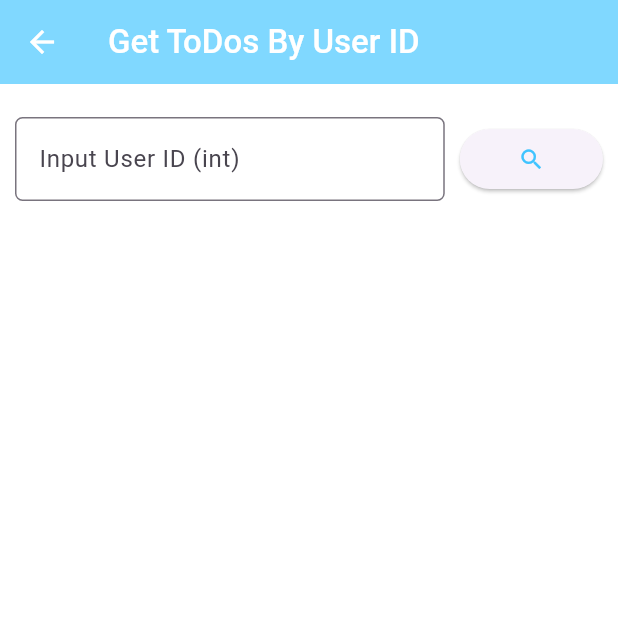
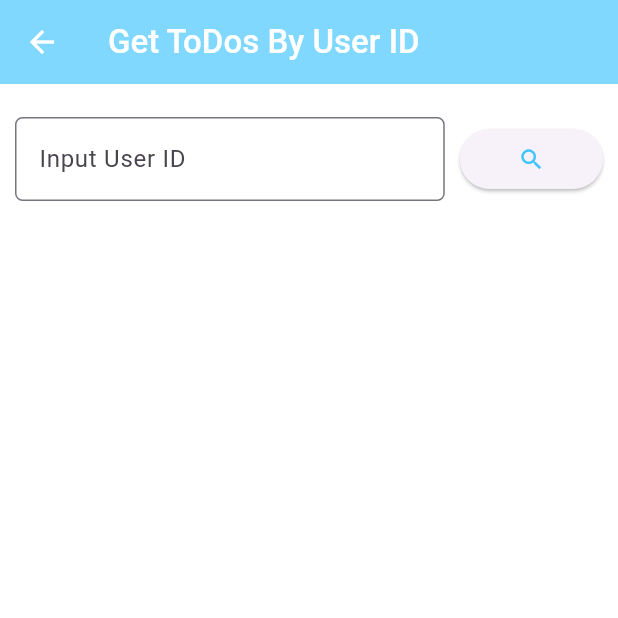
Before and after one commit to Virakyuth-PK/todos_dummyjson, a Flutter app: the GetByUserId screen opened directly, on a phone screen of 412 x 824 dp, the top half of it. Run offline on Flutter 3.47's test engine with Material 3 defaults, Android fonts, the phone set to English and light mode, and no system bars; our stand-ins replace flutter_svg; network calls fail.

Commit message:
apk release

```diff
--- a/lib/get_by_id.dart
+++ b/lib/get_by_id.dart
@@ -1,7 +1,6 @@
 import 'dart:convert';
 
 import 'package:flutter/material.dart';
-import 'package:todo_dummy/initail_design.dart';
 import 'package:todo_dummy/model/todo_model.dart';
 import 'package:todo_dummy/screen_detail.dart';
 import 'package:todo_dummy/todo_task.dart';
@@ -185,13 +184,16 @@ class _GetByUserIdState extends State<GetByUserId> {
         foregroundColor: Colors.white,
         backgroundColor: Colors.lightBlueAccent[100],
       ),
-      body: Column(
+      body: Container(
+        color: Colors.white,
+        height: double.infinity,
+        width: double.infinity,
+        child: Column(
           children: [
             Container(
               height: 100,
               width: double.infinity,
               padding: EdgeInsets.all(10),
-            child: Expanded(
               child: Row(
                 children: [
                   Expanded(
@@ -210,7 +212,7 @@ class _GetByUserIdState extends State<GetByUserId> {
                             borderRadius: BorderRadius.circular(5),
                             borderSide:
                                 BorderSide(width: 2, color: Colors.black)),
-                        hintText: "Input User ID (int)",
+                        hintText: "Input User ID",
                         errorText: validateUser ? "Value Can't Be Empty" : null,
                         errorStyle: TextStyle(color: Colors.red),
                       ),
@@ -240,16 +242,7 @@ class _GetByUserIdState extends State<GetByUserId> {
                 ],
               ),
             ),
-          ),
-          // if (toDo == null) ...[
-          //   Container(
-          //     padding: EdgeInsets.symmetric(vertical: 200),
-          //     child: Text(
-          //       "No Data",
-          //       textAlign: TextAlign.center,
-          //     ),
-          //   )
-          // ] else ...[
+
             Expanded(
               child: ListView.builder(
                   itemCount: todoId.length,
@@ -280,8 +273,9 @@ class _GetByUserIdState extends State<GetByUserId> {
                     );
                   }),
             )
-          // ]
-        ],
+            ]
+
+  ),
       ),
     );
   }
--- a/lib/random_widget.dart
+++ b/lib/random_widget.dart
@@ -29,7 +29,7 @@ class RandomWidget extends StatelessWidget {
           borderRadius: BorderRadius.circular(10),
           boxShadow: [
             BoxShadow(
-                color: Colors.black38, offset: Offset(2, 0), blurRadius: 1)
+                color: Colors.black38, offset: Offset(0, 1), blurRadius: 1)
           ]),
     );
   }
```
Also changed, not shown: lib/random.dart (+4 -4 lines). Lines whose indentation alone changed are shown as unchanged.
